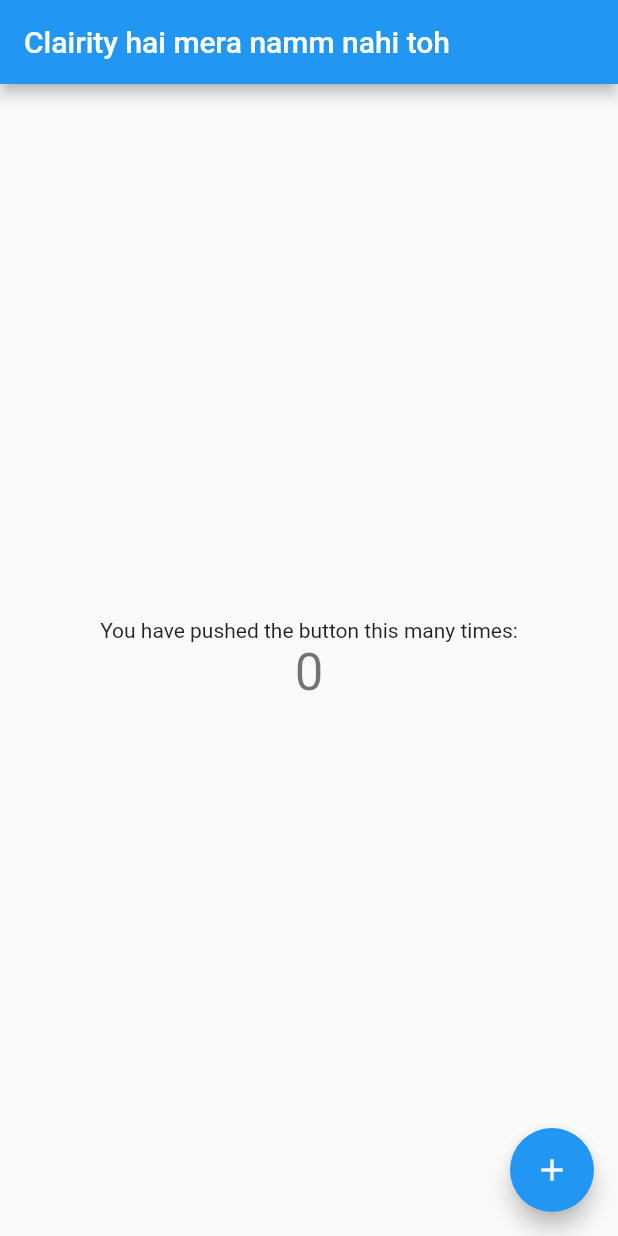
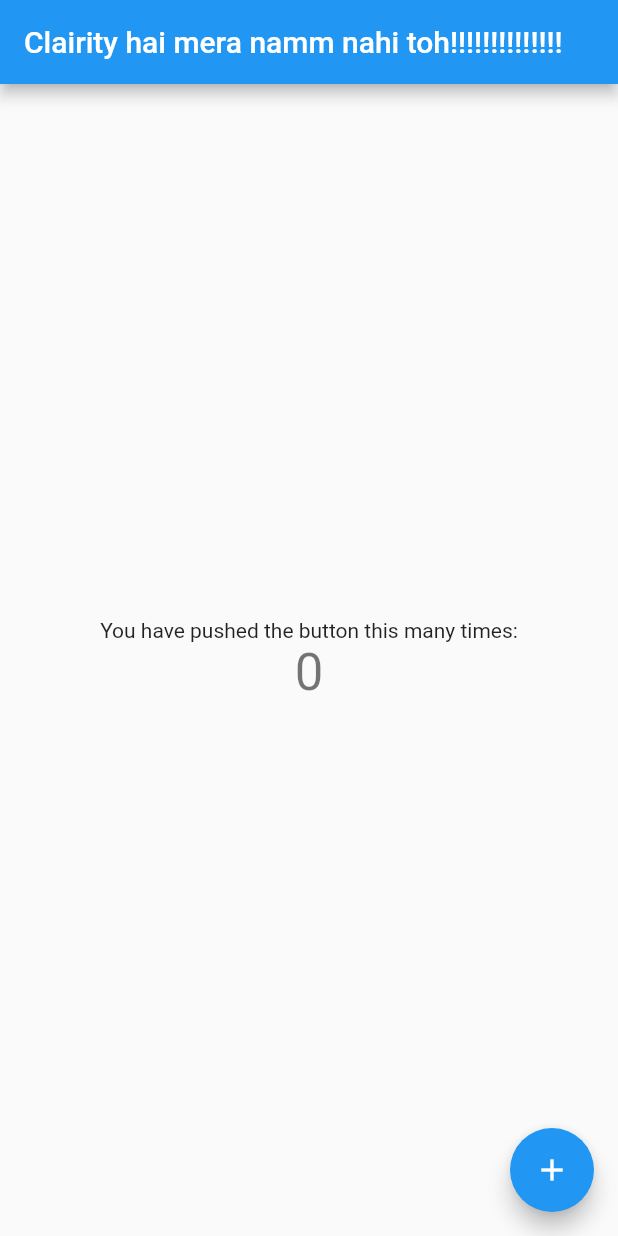
Before and after one commit to BE-Project-cl-AIR-ity/clairity, a Flutter app: the screen it shows after launch, on a phone screen of 412 x 824 dp. Run offline on Flutter 3.47's test engine with Material 2 defaults, Android fonts, the phone set to English and light mode, and no system bars.

```diff
--- a/lib/main.dart
+++ b/lib/main.dart
@@ -20,7 +20,7 @@ class MyApp extends StatelessWidget {
         // is not restarted.
         primarySwatch: Colors.blue,
       ),
-      home: MyHomePage(title: 'Clairity hai mera namm nahi toh'),
+      home: MyHomePage(title: 'Clairity hai mera namm nahi toh!!!!!!!!!!!!!!'),
     );
   }
 }
```
